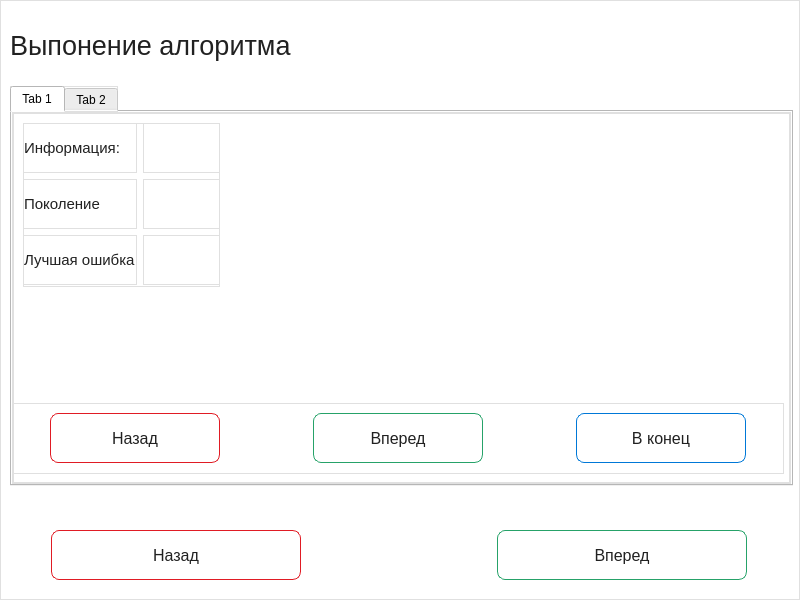
The window that src/GUI/welcome.ui (AlekseyShuvalov/Practice_26) describes before a commit, drawn with Qt 5.
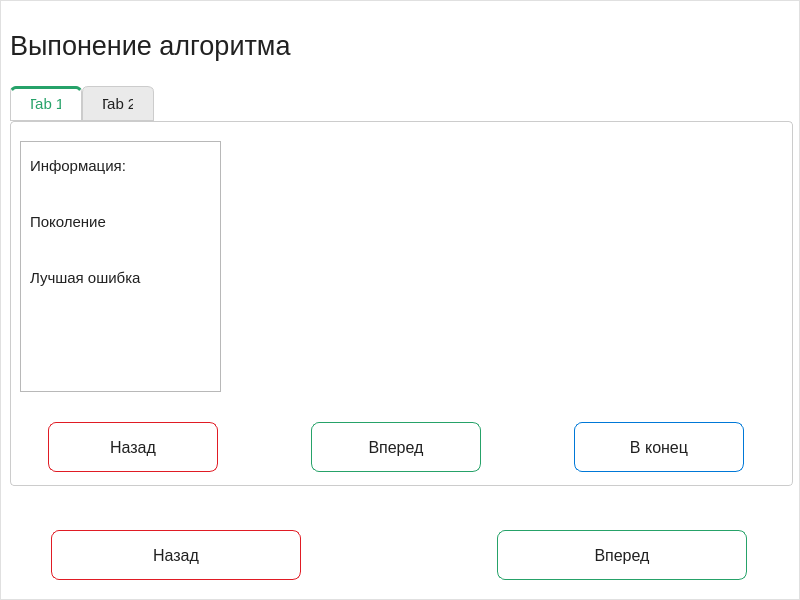
The same window after the commit. The open tabs and pages were chosen to show the change.

Commit message: algoritmPage upd

```diff
--- a/src/GUI/welcome.ui
+++ b/src/GUI/welcome.ui
@@ -1589,9 +1589,36 @@
             </size>
            </property>
            <property name="styleSheet">
-            <string notr="true">background-color: #FFFFFF;
-border: 1px solid #E0E0E0;
-</string>
+            <string notr="true">QTabWidget::pane {
+    border: 1px solid #CCCCCC;
+    background-color: #FFFFFF;
+    border-radius: 4px;
+}
+
+QTabBar::tab {
+    background-color: #EAEAEA;
+    color: #212121;
+    border: 1px solid #CCCCCC;
+    border-top-left-radius: 6px;
+    border-top-right-radius: 6px;
+    padding: 8px 20px;
+    font-family: &quot;Segoe UI&quot;, sans-serif;
+    font-size: 11pt;
+}
+
+QTabBar::tab:hover {
+    background-color: rgb(206, 255, 232); 
+    color: rgb(38, 162, 105);
+}
+
+QTabBar::tab:selected {
+    background-color: #FFFFFF;
+    color: rgb(38, 162, 105); 
+    border-top: 3px solid rgb(38, 162, 105); 
+    border-left: 1px solid #CCCCCC;
+    border-right: 1px solid #CCCCCC;
+    padding-bottom: 9px;
+}</string>
            </property>
            <property name="currentIndex">
             <number>0</number>
@@ -1600,147 +1627,6 @@
             <attribute name="title">
              <string>Tab 1</string>
             </attribute>
-            <widget class="QWidget" name="layoutWidget">
-             <property name="geometry">
-              <rect>
-               <x>10</x>
-               <y>10</y>
-               <width>197</width>
-               <height>164</height>
-              </rect>
-             </property>
-             <layout class="QGridLayout" name="gridLayout_3">
-              <item row="0" column="0">
-               <widget class="QLabel" name="degLabel_1">
-                <property name="sizePolicy">
-                 <sizepolicy hsizetype="Preferred" vsizetype="Maximum">
-                  <horstretch>0</horstretch>
-                  <verstretch>0</verstretch>
-                 </sizepolicy>
-                </property>
-                <property name="minimumSize">
-                 <size>
-                  <width>0</width>
-                  <height>50</height>
-                 </size>
-                </property>
-                <property name="font">
-                 <font>
-                  <pointsize>11</pointsize>
-                  <bold>false</bold>
-                 </font>
-                </property>
-                <property name="styleSheet">
-                 <string notr="true">color: #212121;
-</string>
-                </property>
-                <property name="text">
-                 <string>Информация:</string>
-                </property>
-                <property name="alignment">
-                 <set>Qt::AlignmentFlag::AlignJustify|Qt::AlignmentFlag::AlignVCenter</set>
-                </property>
-               </widget>
-              </item>
-              <item row="0" column="1">
-               <widget class="QLabel" name="label">
-                <property name="styleSheet">
-                 <string notr="true">color: #212121;
-</string>
-                </property>
-                <property name="text">
-                 <string/>
-                </property>
-               </widget>
-              </item>
-              <item row="1" column="0">
-               <widget class="QLabel" name="coefLabel_2">
-                <property name="sizePolicy">
-                 <sizepolicy hsizetype="Preferred" vsizetype="Maximum">
-                  <horstretch>0</horstretch>
-                  <verstretch>0</verstretch>
-                 </sizepolicy>
-                </property>
-                <property name="minimumSize">
-                 <size>
-                  <width>0</width>
-                  <height>50</height>
-                 </size>
-                </property>
-                <property name="font">
-                 <font>
-                  <pointsize>11</pointsize>
-                  <bold>false</bold>
-                 </font>
-                </property>
-                <property name="styleSheet">
-                 <string notr="true">color: #212121;
-</string>
-                </property>
-                <property name="text">
-                 <string>Поколение</string>
-                </property>
-                <property name="alignment">
-                 <set>Qt::AlignmentFlag::AlignJustify|Qt::AlignmentFlag::AlignVCenter</set>
-                </property>
-               </widget>
-              </item>
-              <item row="1" column="1">
-               <widget class="QLabel" name="label_2">
-                <property name="styleSheet">
-                 <string notr="true">color: #212121;
-</string>
-                </property>
-                <property name="text">
-                 <string/>
-                </property>
-               </widget>
-              </item>
-              <item row="2" column="0">
-               <widget class="QLabel" name="beginnigIntLabel_2">
-                <property name="sizePolicy">
-                 <sizepolicy hsizetype="Preferred" vsizetype="Maximum">
-                  <horstretch>0</horstretch>
-                  <verstretch>0</verstretch>
-                 </sizepolicy>
-                </property>
-                <property name="minimumSize">
-                 <size>
-                  <width>0</width>
-                  <height>50</height>
-                 </size>
-                </property>
-                <property name="font">
-                 <font>
-                  <pointsize>11</pointsize>
-                  <bold>false</bold>
-                 </font>
-                </property>
-                <property name="styleSheet">
-                 <string notr="true">color: #212121;
-</string>
-                </property>
-                <property name="text">
-                 <string>Лучшая ошибка</string>
-                </property>
-                <property name="alignment">
-                 <set>Qt::AlignmentFlag::AlignJustify|Qt::AlignmentFlag::AlignVCenter</set>
-                </property>
-               </widget>
-              </item>
-              <item row="2" column="1">
-               <widget class="QLabel" name="label_3">
-                <property name="styleSheet">
-                 <string notr="true">color: #212121;
-</string>
-                </property>
-                <property name="text">
-                 <string/>
-                </property>
-               </widget>
-              </item>
-             </layout>
-            </widget>
             <widget class="QWidget" name="layoutWidget">
              <property name="geometry">
               <rect>
@@ -1873,6 +1759,173 @@
               </item>
              </layout>
             </widget>
+            <widget class="QWidget" name="errorPlotContainer" native="true">
+             <property name="geometry">
+              <rect>
+               <x>220</x>
+               <y>20</y>
+               <width>521</width>
+               <height>251</height>
+              </rect>
+             </property>
+            </widget>
+            <widget class="QFrame" name="frame">
+             <property name="geometry">
+              <rect>
+               <x>9</x>
+               <y>19</y>
+               <width>201</width>
+               <height>251</height>
+              </rect>
+             </property>
+             <property name="frameShape">
+              <enum>QFrame::Shape::StyledPanel</enum>
+             </property>
+             <property name="frameShadow">
+              <enum>QFrame::Shadow::Raised</enum>
+             </property>
+             <widget class="QWidget" name="layoutWidget">
+              <property name="geometry">
+               <rect>
+                <x>10</x>
+                <y>0</y>
+                <width>191</width>
+                <height>164</height>
+               </rect>
+              </property>
+              <layout class="QGridLayout" name="gridLayout_3">
+               <item row="0" column="0">
+                <widget class="QLabel" name="degLabel_1">
+                 <property name="sizePolicy">
+                  <sizepolicy hsizetype="Preferred" vsizetype="Maximum">
+                   <horstretch>0</horstretch>
+                   <verstretch>0</verstretch>
+                  </sizepolicy>
+                 </property>
+                 <property name="minimumSize">
+                  <size>
+                   <width>0</width>
+                   <height>50</height>
+                  </size>
+                 </property>
+                 <property name="font">
+                  <font>
+                   <pointsize>11</pointsize>
+                   <bold>false</bold>
+                  </font>
+                 </property>
+                 <property name="styleSheet">
+                  <string notr="true">color: #212121;
+</string>
+                 </property>
+                 <property name="text">
+                  <string>Информация:</string>
+                 </property>
+                 <property name="alignment">
+                  <set>Qt::AlignmentFlag::AlignJustify|Qt::AlignmentFlag::AlignVCenter</set>
+                 </property>
+                </widget>
+               </item>
+               <item row="0" column="1">
+                <widget class="QLabel" name="label">
+                 <property name="styleSheet">
+                  <string notr="true">color: #212121;
+</string>
+                 </property>
+                 <property name="text">
+                  <string/>
+                 </property>
+                </widget>
+               </item>
+               <item row="1" column="0">
+                <widget class="QLabel" name="coefLabel_2">
+                 <property name="sizePolicy">
+                  <sizepolicy hsizetype="Preferred" vsizetype="Maximum">
+                   <horstretch>0</horstretch>
+                   <verstretch>0</verstretch>
+                  </sizepolicy>
+                 </property>
+                 <property name="minimumSize">
+                  <size>
+                   <width>0</width>
+                   <height>50</height>
+                  </size>
+                 </property>
+                 <property name="font">
+                  <font>
+                   <pointsize>11</pointsize>
+                   <bold>false</bold>
+                  </font>
+                 </property>
+                 <property name="styleSheet">
+                  <string notr="true">color: #212121;
+</string>
+                 </property>
+                 <property name="text">
+                  <string>Поколение</string>
+                 </property>
+                 <property name="alignment">
+                  <set>Qt::AlignmentFlag::AlignJustify|Qt::AlignmentFlag::AlignVCenter</set>
+                 </property>
+                </widget>
+               </item>
+               <item row="1" column="1">
+                <widget class="QLabel" name="label_2">
+                 <property name="styleSheet">
+                  <string notr="true">color: #212121;
+</string>
+                 </property>
+                 <property name="text">
+                  <string/>
+                 </property>
+                </widget>
+               </item>
+               <item row="2" column="0">
+                <widget class="QLabel" name="beginnigIntLabel_2">
+                 <property name="sizePolicy">
+                  <sizepolicy hsizetype="Preferred" vsizetype="Maximum">
+                   <horstretch>0</horstretch>
+                   <verstretch>0</verstretch>
+                  </sizepolicy>
+                 </property>
+                 <property name="minimumSize">
+                  <size>
+                   <width>0</width>
+                   <height>50</height>
+                  </size>
+                 </property>
+                 <property name="font">
+                  <font>
+                   <pointsize>11</pointsize>
+                   <bold>false</bold>
+                  </font>
+                 </property>
+                 <property name="styleSheet">
+                  <string notr="true">color: #212121;
+</string>
+                 </property>
+                 <property name="text">
+                  <string>Лучшая ошибка</string>
+                 </property>
+                 <property name="alignment">
+                  <set>Qt::AlignmentFlag::AlignJustify|Qt::AlignmentFlag::AlignVCenter</set>
+                 </property>
+                </widget>
+               </item>
+               <item row="2" column="1">
+                <widget class="QLabel" name="label_3">
+                 <property name="styleSheet">
+                  <string notr="true">color: #212121;
+</string>
+                 </property>
+                 <property name="text">
+                  <string/>
+                 </property>
+                </widget>
+               </item>
+              </layout>
+             </widget>
+            </widget>
            </widget>
            <widget class="QWidget" name="tab_2">
             <attribute name="title">
```
Left out of the diff: 14 changed lines with no effect on the pictures. The commit also changes 1 other file.
